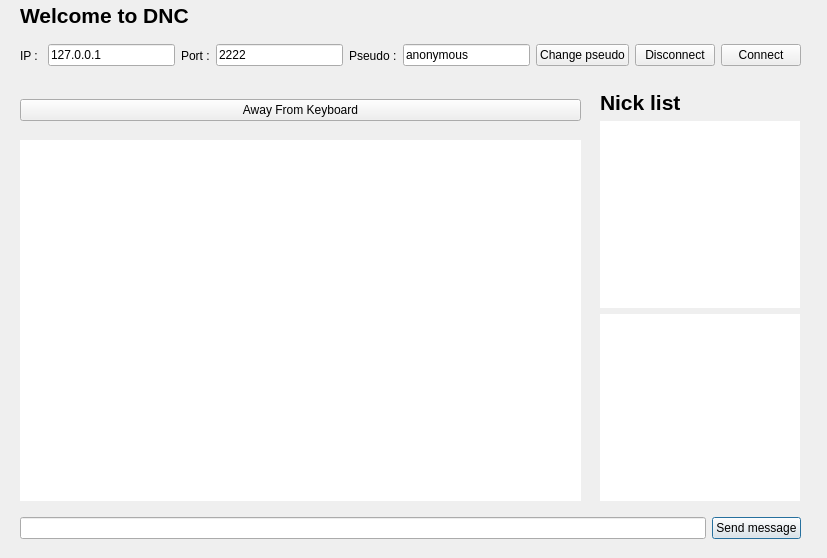
The window that client/view/mainWindow.ui (danfr/DNC) describes before a commit, drawn with Qt 5.
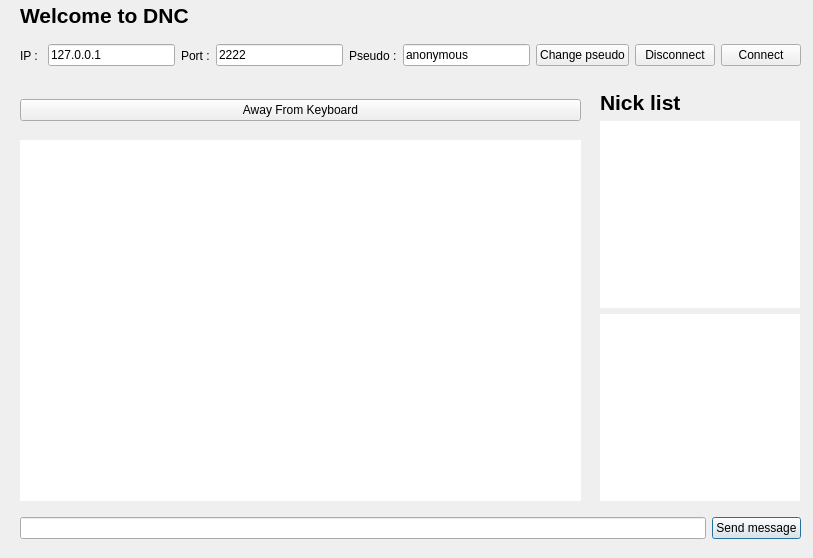
The same window after the commit. Icons and pictures are not drawn.

What changed in the file:
```diff
--- a/client/view/mainWindow.ui
+++ b/client/view/mainWindow.ui
@@ -9,10 +9,16 @@
    <rect>
     <x>0</x>
     <y>0</y>
-    <width>827</width>
+    <width>813</width>
     <height>558</height>
    </rect>
   </property>
+  <property name="maximumSize">
+   <size>
+    <width>827</width>
+    <height>558</height>
+   </size>
+  </property>
   <property name="windowTitle">
    <string>Dialog</string>
   </property>
```
